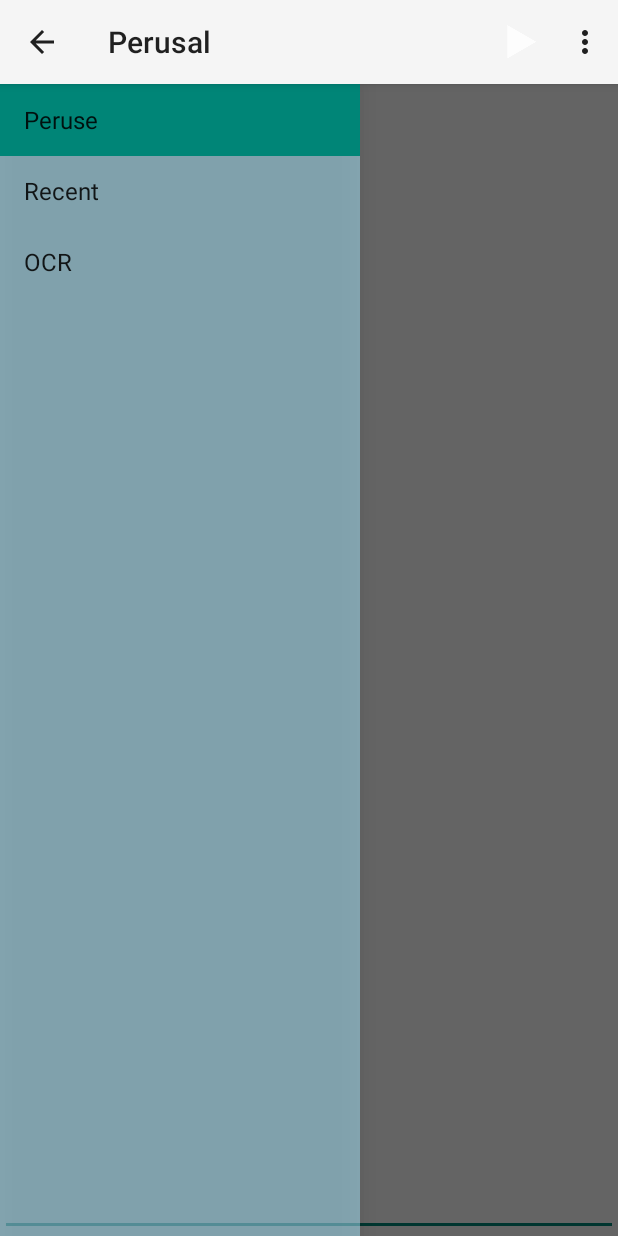
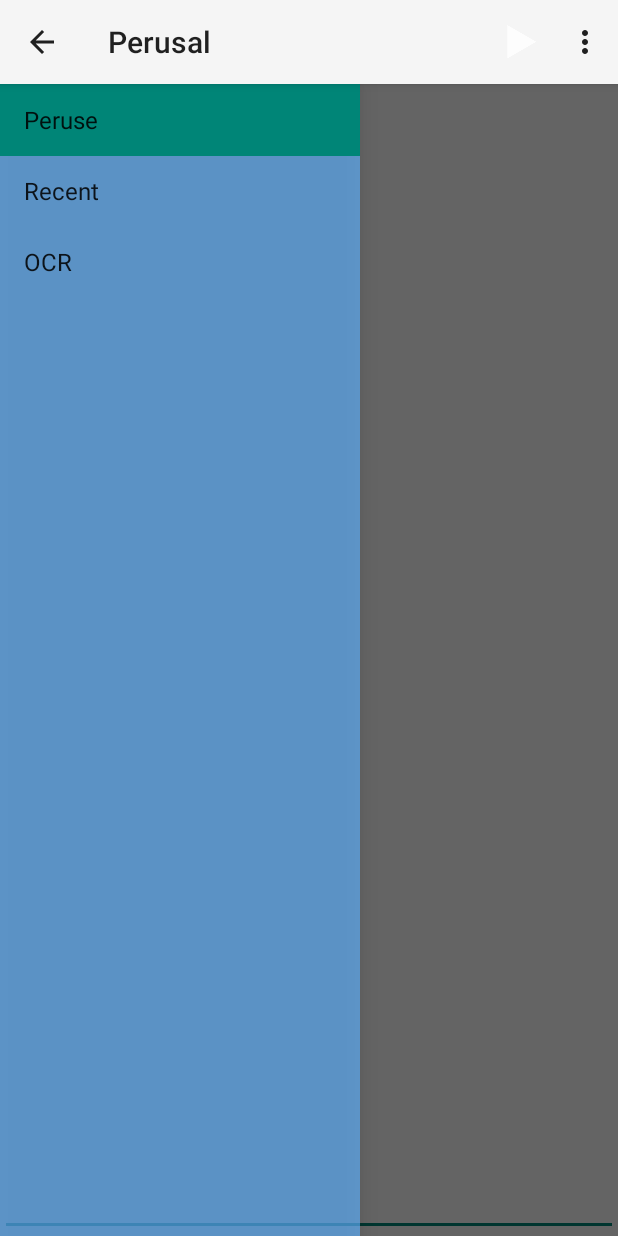
Before and after one commit to oulrich1/PeruseWithSpritz, an Android app: the screen it shows after launch (MainActivity), on a phone screen of 412 x 824 dp. Run offline under Robolectric (Android 15) with nearby library versions, the phone set to English and light mode, and no system bars; libraries missing offline, so code that uses them is left out: com.spritzinc.android, org.opencv.android, org.opencv.engine; 6 statements that could not run were skipped.

Commit message:
Updated Readme, Removed some old todos, changed drawer color,
removed unused variable.

```diff
--- a/mobile/src/main/java/com/oriahulrich/perusalwithspritz/MainActivity.java
+++ b/mobile/src/main/java/com/oriahulrich/perusalwithspritz/MainActivity.java
@@ -101,18 +101,33 @@ public class MainActivity extends Activity
 
         mCameraDetected = Helpers.checkCameraHardware(this);
 
+        // init spritz first
+        try {
+            SpritzSDK.init(this,
+                    "a54c147382cb5ce21",
+                    "fa4157e0-b591-4183-a6fc-78f21a692dbf",
+                    "https://sdk.spritzinc.com/android/examples/login_success.html"
+            );
+            Log.d(TAG, "Spritz successfully initialized..");
+        } catch ( Exception e ) {
+            Log.d(TAG, "Spritz failed to init..");
+        }
+
         // initialize one and only DAO
         sqLiteDAO = new SQLiteDAO(this);
         sqLiteDAO.open();
 
         Log.d(TAG, " Native string: " + getStringFromNative());
 
-        // Get intent with the text: (1) raw text, (2) url, (3) image (TODO)
+        // Get intent with the text: (1) raw text, (2) url, (3) image
         Intent intent = getIntent();
         String action = intent.getAction();
         String type = intent.getType();
 
         m_doOcrAndSpritzAfterViewLoads = false;
+
+        // TODO: what if the user wants to spritz a PDF or EPUB..
+        // TODO: and they share it with the app. how should the app handle it
 
         if (Intent.ACTION_SEND.equals(action) && type != null) {
             if ("text/plain".equals(type)) {
@@ -148,17 +163,6 @@ public class MainActivity extends Activity
                 R.id.navigation_drawer,
                 (DrawerLayout) findViewById(R.id.drawer_layout));
 
-        // init spritz first
-        try {
-            SpritzSDK.init(this,
-                    "a54c147382cb5ce21",
-                    "fa4157e0-b591-4183-a6fc-78f21a692dbf",
-                    "https://sdk.spritzinc.com/android/examples/login_success.html"
-            );
-            Log.d(TAG, "Spritz successfully initialized..");
-        } catch ( Exception e ) {
-            Log.d(TAG, "Spritz failed to init..");
-        }
     }
 
     private BaseLoaderCallback mLoaderCallback = new BaseLoaderCallback(this) {
@@ -169,16 +173,13 @@ public class MainActivity extends Activity
                 {
                     Log.d(TAG, "OpenCV loaded successfully");
 
+                    // TODO: ?
                     /// not sure if this is the right way to do this
                     /// but since we shouldnt ocr a shared image as soon
                     /// as it is sent but wait for loading to finish.
                     /// specifically, wait until the view is drawn AND
                     /// when opencv is loaded.. (at LEAST the latter)
-//                    if ( m_doOcrAndSpritzAfterViewLoads ) {
-//                        doDeferedOcrAndSpritzOnSharedImage();
-//                        m_doOcrAndSpritzAfterViewLoads = false;
-//                        return;
-//                    }
+
                 } break;
                 default:
                 {
@@ -199,7 +200,6 @@ public class MainActivity extends Activity
 //        }
     }
 
-    /** TODO */
     /* Expect the text to be a URL String */
     void handleSendText(Intent intent) {
         Log.d(TAG, "ACTIVITY handleSendText");
@@ -224,7 +224,6 @@ public class MainActivity extends Activity
         }
     }
 
-    /** TODO */
     /* Expect the image to contain text to be OCR'd */
     void handleSendImage(Intent intent) {
         Log.d(TAG, "ACTIVITY handleSendImage");
@@ -239,7 +238,6 @@ public class MainActivity extends Activity
         }
     }
 
-    /** TODO */
     /* Expect the image to contain text to be OCR'd */
     void handleSendMultipleImages(Intent intent) {
         Log.d(TAG, "ACTIVITY handleSendMultipleImages");
--- a/mobile/src/main/java/com/oriahulrich/perusalwithspritz/database/SQLiteDAO.java
+++ b/mobile/src/main/java/com/oriahulrich/perusalwithspritz/database/SQLiteDAO.java
@@ -63,10 +63,10 @@ public class SQLiteDAO {
         Cursor cursor = sqLiteDatabase.rawQuery(duplicateCheckQuery, null);
 
         if (cursor != null && cursor.moveToFirst()) {
-            Toast.makeText(context, "Perusal is already in the list", Toast.LENGTH_LONG).show();
+//            Toast.makeText(context, "Perusal is already in the list", Toast.LENGTH_LONG).show();
             return null;
         } else if (perusalTitle.isEmpty()) {
-            Toast.makeText(context, "You must start Perusing!!", Toast.LENGTH_LONG).show();
+//            Toast.makeText(context, "You must start Perusing!!", Toast.LENGTH_LONG).show();
             return null;
         }
 
--- a/mobile/src/main/res/layout/fragment_navigation_drawer.xml
+++ b/mobile/src/main/res/layout/fragment_navigation_drawer.xml
@@ -5,5 +5,5 @@
     android:choiceMode="singleChoice"
     android:divider="@android:color/transparent"
     android:dividerHeight="0dp"
-    android:background="#80a8e9ff"
+    android:background="#a75eb2ff"
     tools:context=".NavigationDrawerFragment" />
```
Also changed, not shown: mobile/src/main/java/com/oriahulrich/perusalwithspritz/PerusalEditTextFragment.java (+14 -1 lines), mobile/src/main/java/com/oriahulrich/perusalwithspritz/PerusalSpritzFragment.java (+10 -8 lines), 2 other files.
